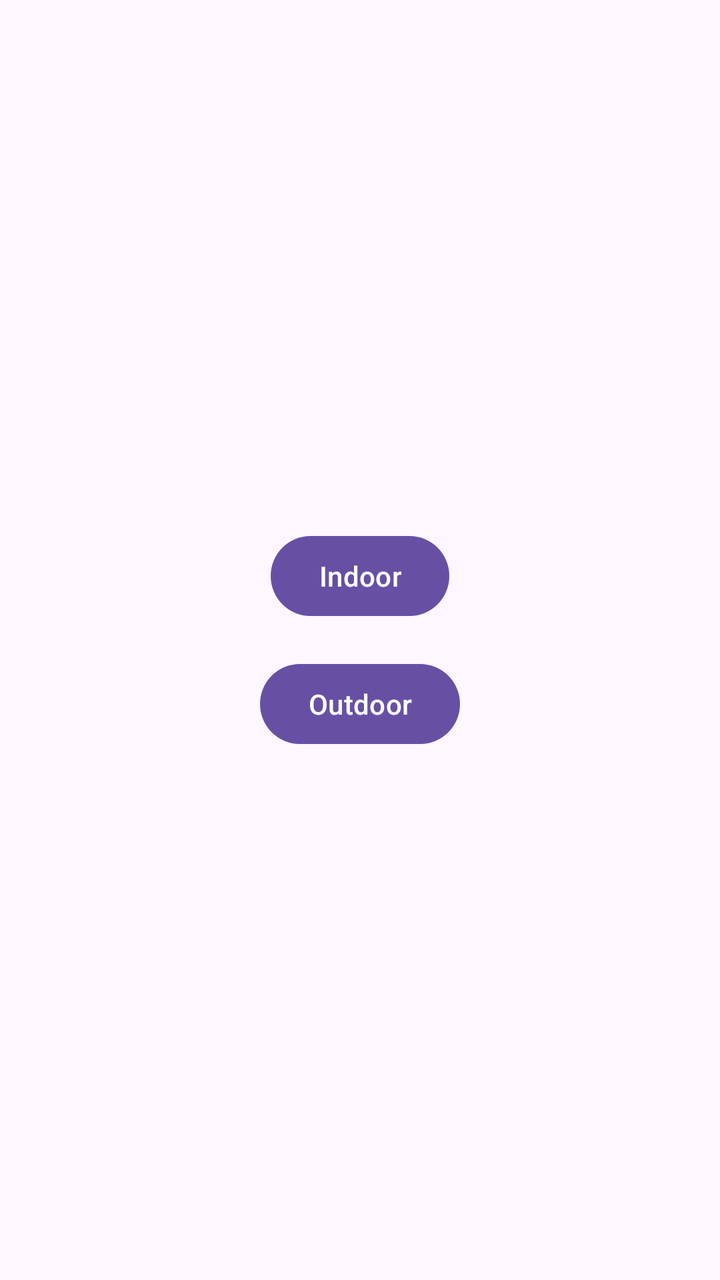
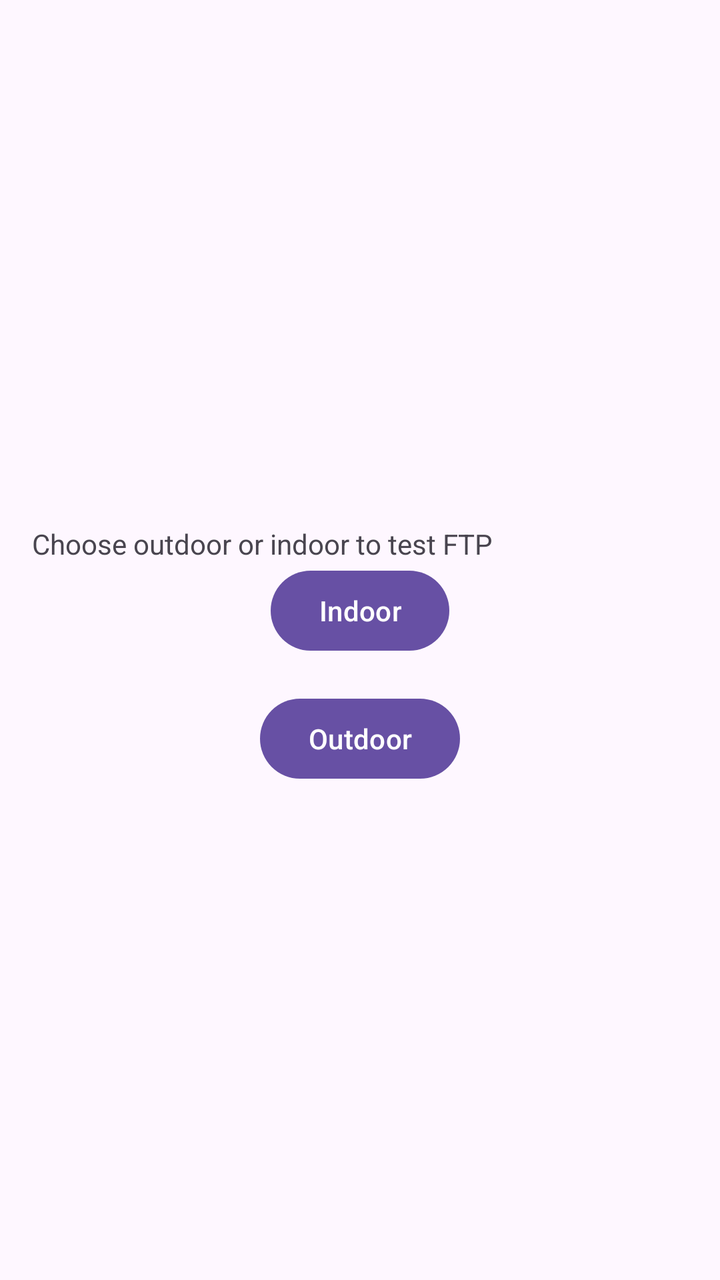

Before-and-after screenshots of an Android layout around one commit, followed by the original layout XML and the change that was made.
<!-- AndroidManifest.xml: application theme Theme.BmiCalculator -->
<!-- res/layout/activity_chooseinout.xml -->
<?xml version="1.0" encoding="utf-8"?>
<LinearLayout xmlns:android="http://schemas.android.com/apk/res/android"
    android:layout_width="match_parent"
    android:layout_height="match_parent"
    android:orientation="vertical"
    android:gravity="center"
    android:padding="16dp">

    <Button
        android:id="@+id/buttonIndoor"
        android:layout_width="wrap_content"
        android:layout_height="wrap_content"
        android:text="Indoor" />

    <Button
        android:id="@+id/buttonOutdoor"
        android:layout_width="wrap_content"
        android:layout_height="wrap_content"
        android:text="Outdoor"
        android:layout_marginTop="16dp" />

</LinearLayout>
<!-- resources referenced by this layout -->
<resources>
  <style name="Theme.BmiCalculator" parent="Base.Theme.BmiCalculator" />
  <style name="Base.Theme.BmiCalculator" parent="Theme.Material3.DayNight.NoActionBar">
          
          
      </style>
</resources>

<!-- the commit's change to res/layout/activity_chooseinout.xml (unified diff, before → after) -->
@@ -5,6 +5,12 @@
     android:orientation="vertical"
     android:gravity="center"
     android:padding="16dp">
+
+    <TextView
+        android:layout_width="match_parent"
+        android:layout_height="wrap_content"
+        android:text="@string/outdoor_or_indoor"
+        android:paddingTop="16dp"/>
 
     <Button
         android:id="@+id/buttonIndoor"
<!-- resource entries referenced after the edit -->
@@ -1,5 +1,6 @@
 <!-- resources referenced by this layout -->
 <resources>
+  <string name="outdoor_or_indoor">Choose outdoor or indoor to test FTP</string>
   <style name="Theme.BmiCalculator" parent="Base.Theme.BmiCalculator" />
   <style name="Base.Theme.BmiCalculator" parent="Theme.Material3.DayNight.NoActionBar">
           
